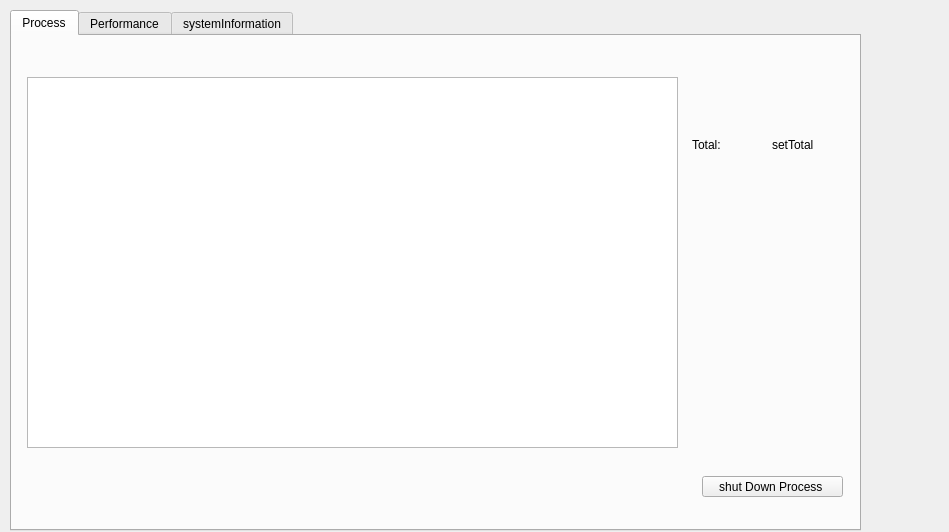
cherish-lgb/HUSTOSDesign, file LAB4/systemMonitor/systemMonitor.ui: the form before one commit.
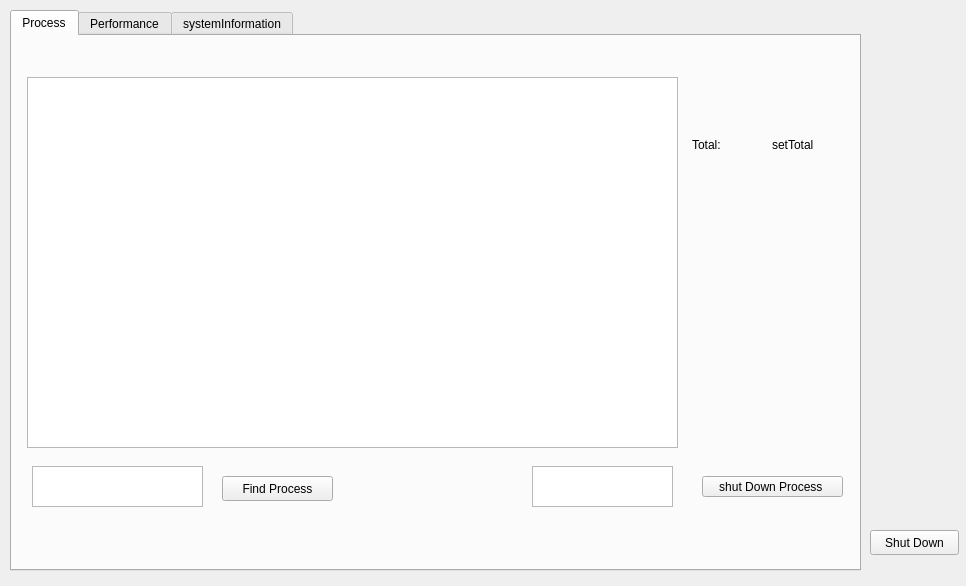
The form after the commit. The open tabs and pages were chosen to show the change.

What changed in the file:
```diff
--- a/LAB4/systemMonitor/systemMonitor.ui
+++ b/LAB4/systemMonitor/systemMonitor.ui
@@ -6,8 +6,8 @@
    <rect>
     <x>0</x>
     <y>0</y>
-    <width>949</width>
-    <height>532</height>
+    <width>966</width>
+    <height>586</height>
    </rect>
   </property>
   <property name="windowTitle">
@@ -20,7 +20,7 @@
       <x>10</x>
       <y>10</y>
       <width>851</width>
-      <height>521</height>
+      <height>561</height>
      </rect>
     </property>
     <property name="currentIndex">
@@ -79,6 +79,39 @@
        <string>setTotal</string>
       </property>
      </widget>
+     <widget class="QTextEdit" name="inputPIDToFind">
+      <property name="geometry">
+       <rect>
+        <x>20</x>
+        <y>430</y>
+        <width>171</width>
+        <height>41</height>
+       </rect>
+      </property>
+     </widget>
+     <widget class="QPushButton" name="findProcess">
+      <property name="geometry">
+       <rect>
+        <x>210</x>
+        <y>440</y>
+        <width>111</width>
+        <height>25</height>
+       </rect>
+      </property>
+      <property name="text">
+       <string>Find Process</string>
+      </property>
+     </widget>
+     <widget class="QTextEdit" name="inputPIDToShutDown">
+      <property name="geometry">
+       <rect>
+        <x>520</x>
+        <y>430</y>
+        <width>141</width>
+        <height>41</height>
+       </rect>
+      </property>
+     </widget>
     </widget>
     <widget class="QWidget" name="Performance">
      <attribute name="title">
@@ -411,6 +444,19 @@
      </widget>
     </widget>
    </widget>
+   <widget class="QPushButton" name="shutDown">
+    <property name="geometry">
+     <rect>
+      <x>870</x>
+      <y>530</y>
+      <width>89</width>
+      <height>25</height>
+     </rect>
+    </property>
+    <property name="text">
+     <string>Shut Down</string>
+    </property>
+   </widget>
   </widget>
  </widget>
  <layoutdefault spacing="6" margin="11"/>
```
Left out of the diff: 30 changed lines with no effect on the pictures.
